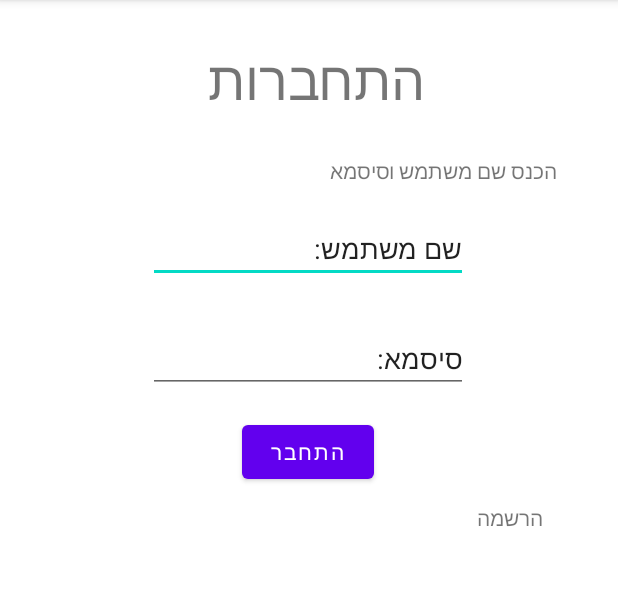
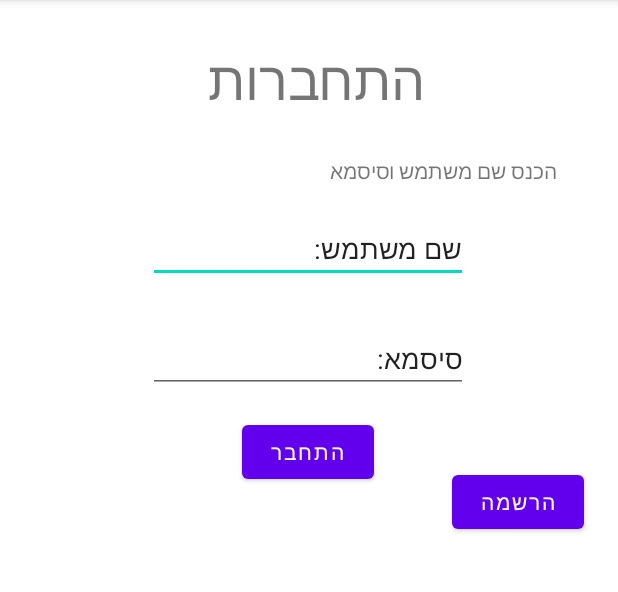
Before and after one commit to RazUzan1/SmartSchool, an Android app: the Login screen opened directly, with no data from a screen before it, on a phone screen of 412 x 824 dp, the part 84-676 px from its top. Run offline under Robolectric (Android 15) with nearby library versions, the phone set to English and light mode, and no system bars.

Commit message:
עברתי עם ג'פרי על השגיאות כרגע הכול תקין נשאר רק לעבוד על העיצוב

```diff
--- a/app/src/main/java/com/example/smartschool/Login.java
+++ b/app/src/main/java/com/example/smartschool/Login.java
@@ -10,5 +10,6 @@ public class Login extends AppCompatActivity {
     protected void onCreate(Bundle savedInstanceState) {
         super.onCreate(savedInstanceState);
         setContentView(R.layout.activity_login);
+
     }
 }
--- a/app/src/main/res/layout/activity_login.xml
+++ b/app/src/main/res/layout/activity_login.xml
@@ -47,7 +47,7 @@
         app:layout_constraintVertical_bias="0.053" />
 
     <Button
-        android:id="@+id/button2"
+        android:id="@+id/LoginButton"
         android:layout_width="wrap_content"
         android:layout_height="wrap_content"
         android:text="התחבר"
@@ -70,13 +70,15 @@
         app:layout_constraintTop_toTopOf="parent"
         app:layout_constraintVertical_bias="0.295" />
 
-    <TextView
-        android:id="@+id/textView4"
+    <Button
+        android:id="@+id/HarshmaButton"
         android:layout_width="wrap_content"
         android:layout_height="wrap_content"
-        android:padding="10dp"
+        android:layout_marginStart="140dp"
         android:text="הרשמה"
-        app:layout_constraintEnd_toEndOf="@+id/textView2"
-        app:layout_constraintTop_toBottomOf="@+id/button2" />
+        app:layout_constraintBottom_toBottomOf="parent"
+        app:layout_constraintStart_toStartOf="@+id/LoginButton"
+        app:layout_constraintTop_toTopOf="@+id/textView2"
+        app:layout_constraintVertical_bias="0.336" />
 
 </androidx.constraintlayout.widget.ConstraintLayout>
```
Also changed, not shown: app/src/main/java/com/example/smartschool/MainActivity.java (+26 -0 lines).
